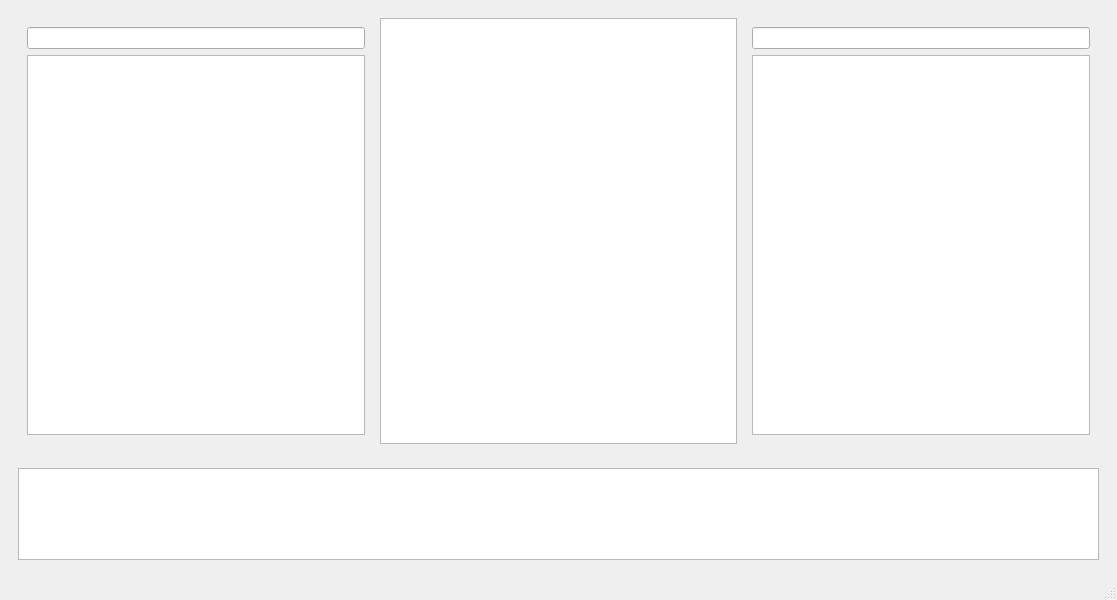
First picture: the form in yaraeditor/ui/yaraeditor.ui, repository YoshiiShinoZaki/yara-editor, before the edit.
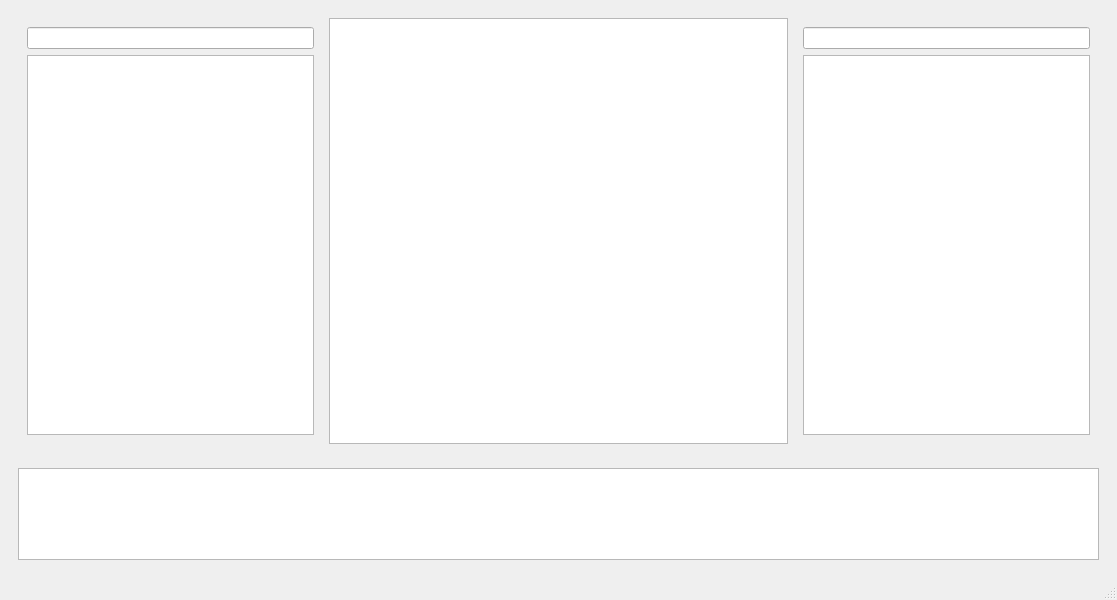
Second picture: the form after the edit. Icons and pictures are not drawn.

```diff
--- a/yaraeditor/ui/yaraeditor.ui
+++ b/yaraeditor/ui/yaraeditor.ui
@@ -24,16 +24,35 @@
       <layout class="QHBoxLayout" name="horizontalLayout">
        <item>
         <widget class="QWidget" name="widget_3" native="true">
+         <property name="maximumSize">
+          <size>
+           <width>305</width>
+           <height>16777215</height>
+          </size>
+         </property>
          <layout class="QVBoxLayout" name="verticalLayout_2">
           <item>
            <widget class="QLineEdit" name="pathYara">
+            <property name="maximumSize">
+             <size>
+              <width>300</width>
+              <height>16777215</height>
+             </size>
+            </property>
             <property name="readOnly">
              <bool>false</bool>
             </property>
            </widget>
           </item>
           <item>
-           <widget class="QTreeView" name="yaraTree"/>
+           <widget class="QTreeView" name="yaraTree">
+            <property name="maximumSize">
+             <size>
+              <width>300</width>
+              <height>16777215</height>
+             </size>
+            </property>
+           </widget>
           </item>
          </layout>
         </widget>
@@ -43,16 +62,35 @@
        </item>
        <item>
         <widget class="QWidget" name="widget_4" native="true">
+         <property name="maximumSize">
+          <size>
+           <width>305</width>
+           <height>16777215</height>
+          </size>
+         </property>
          <layout class="QVBoxLayout" name="verticalLayout_3">
           <item>
            <widget class="QLineEdit" name="pathMalware">
+            <property name="maximumSize">
+             <size>
+              <width>300</width>
+              <height>16777215</height>
+             </size>
+            </property>
             <property name="readOnly">
              <bool>false</bool>
             </property>
            </widget>
           </item>
           <item>
-           <widget class="QTreeView" name="malwareTree"/>
+           <widget class="QTreeView" name="malwareTree">
+            <property name="maximumSize">
+             <size>
+              <width>300</width>
+              <height>16777215</height>
+             </size>
+            </property>
+           </widget>
           </item>
          </layout>
         </widget>
```
